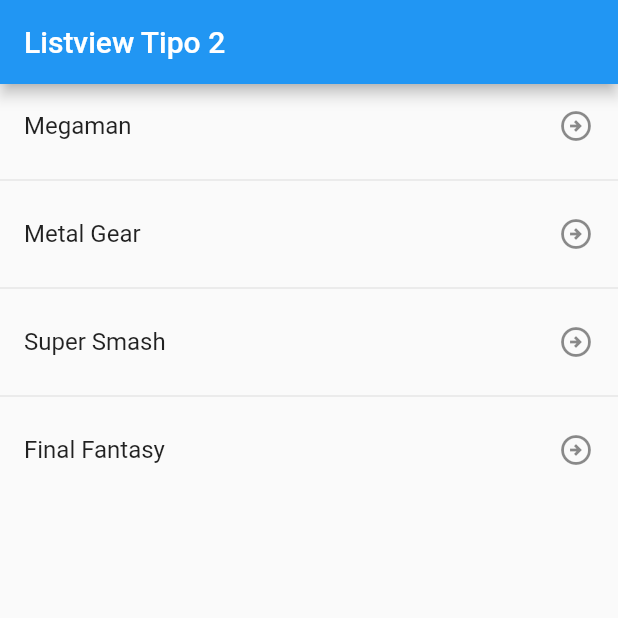
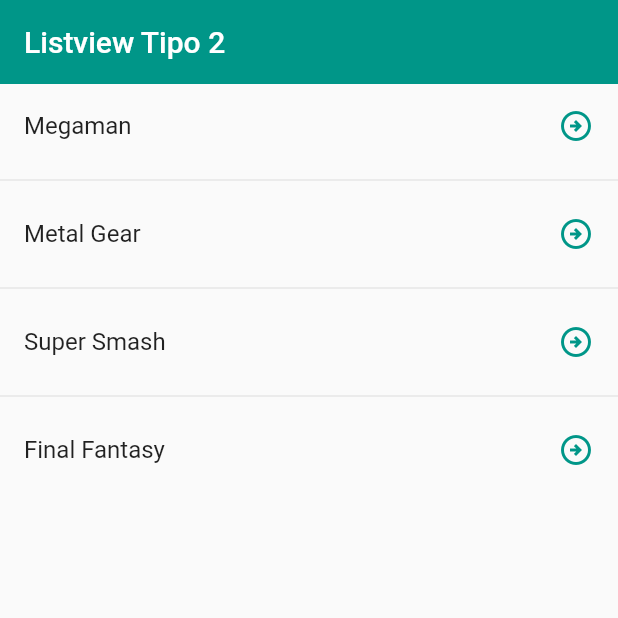
Before and after one commit to AaronMancera/AprenderFlutter, a Flutter app: the screen it shows after launch, on a phone screen of 412 x 824 dp, the top half of it. Run offline on Flutter 3.47's test engine with Material 2 defaults, Android fonts, the phone set to English and light mode, and no system bars.

Commit message:
[ Seccion6 ] Añadir funcion tap a la lista y personalizacion de colores

```diff
--- a/flutter_application_probar_widget/lib/screens/listview2_screen .dart
+++ b/flutter_application_probar_widget/lib/screens/listview2_screen .dart
@@ -14,6 +14,8 @@
     return Scaffold(
         appBar: AppBar(
           title: const Text("Listview Tipo 2"),
+          elevation: 0,
+          backgroundColor: Colors.teal,
         ),
         body: ListView.separated(
           //cantidad en la lista
@@ -22,7 +24,11 @@
           itemBuilder: (context, index) =>
               ListTile(
                 title: Text(options[index]),
-                trailing:  const Icon(Icons.arrow_circle_right_outlined),
+                trailing:  const Icon(Icons.arrow_circle_right_outlined, color: Colors.teal,),
+                onTap: () {
+                  final game = options[index];
+                  print(game);
+                },
                 ),
           //Variables no utilizadas con _
           separatorBuilder: (_, __) => const Divider(),
```
